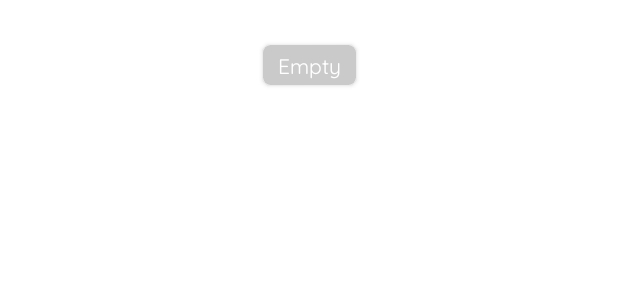
After one commit to iamrahulyadav/MedicineApp, an Android app: the layout fragment_browse_category.xml on its own in the app's theme, with its tools: preview values and no code run, on a phone screen of 412 x 824 dp. The commit adds this screen. Shown: the top 300 px of the screen. Run offline under Robolectric (Android 15) with nearby library versions, the phone set to English and light mode, and no system bars.

Commit message:
yberry rk

```diff
--- /dev/null
+++ b/app/src/main/res/layout/fragment_browse_category.xml
@@ -0,0 +1,38 @@
+<?xml version="1.0" encoding="utf-8"?>
+<android.support.constraint.ConstraintLayout xmlns:android="http://schemas.android.com/apk/res/android"
+    xmlns:app="http://schemas.android.com/apk/res-auto"
+    android:layout_width="match_parent"
+    android:layout_height="match_parent"
+    android:background="@color/colorWhite">
+
+
+    <android.support.v7.widget.CardView
+        android:layout_width="wrap_content"
+        android:layout_height="wrap_content"
+        android:layout_margin="30dp"
+        app:layout_constraintTop_toTopOf="parent"
+        app:cardBackgroundColor="@color/colorGray"
+        app:cardCornerRadius="5dp"
+        app:layout_constraintEnd_toEndOf="parent"
+        app:layout_constraintStart_toStartOf="parent">
+
+        <TextView
+            android:layout_width="wrap_content"
+            android:layout_height="wrap_content"
+            android:paddingBottom="3dp"
+            android:paddingLeft="10dp"
+            android:paddingRight="10dp"
+            android:paddingTop="3dp"
+            android:text="Empty"
+            android:textColor="@color/colorWhite"
+            android:textAppearance="@style/TextAppearance.AppCompat.Small" />
+    </android.support.v7.widget.CardView>
+
+    <android.support.v7.widget.RecyclerView
+        android:id="@+id/recylcer_view"
+        android:layout_width="match_parent"
+        android:layout_height="match_parent"
+        android:overScrollMode="never"
+        android:visibility="gone" />
+
+</android.support.constraint.ConstraintLayout>
```
Also changed, not shown: app/src/main/java/com/hvantage/medicineapp/activity/LoginActivity.java (+6 -6 lines), app/src/main/java/com/hvantage/medicineapp/adapter/BrowseCategoryAdapter.java (added, +59 -0 lines), app/src/main/java/com/hvantage/medicineapp/adapter/UploadedPreAdapter.java (+3 -5 lines), app/src/main/java/com/hvantage/medicineapp/fragments/BrowseCategoryFragment.java (added, +134 -0 lines), app/src/main/java/com/hvantage/medicineapp/fragments/HomeFragment.java (+32 -11 lines), app/src/main/java/com/hvantage/medicineapp/model/CategoryModel.java (+4 -4 lines), app/src/main/java/com/hvantage/medicineapp/model/PrescriptionModel.java (+8 -0 lines), app/src/main/java/com/hvantage/medicineapp/util/AppConstants.java (+7 -5 lines), app/src/main/res/layout/category_sub_item_layout.xml (added, +28 -0 lines).
